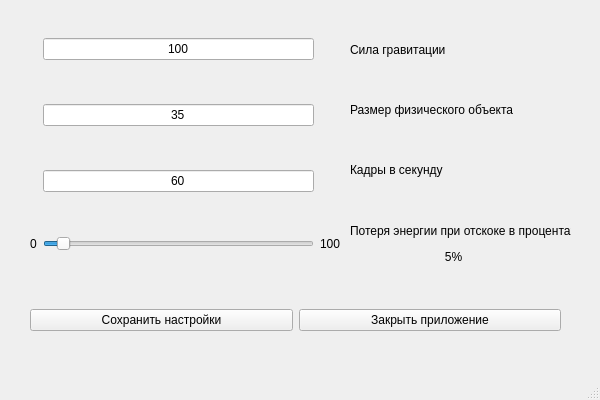
First picture: the form in files/uis/freefallsettings.ui, repository Bekoshka/Physics-Helper, before the edit.
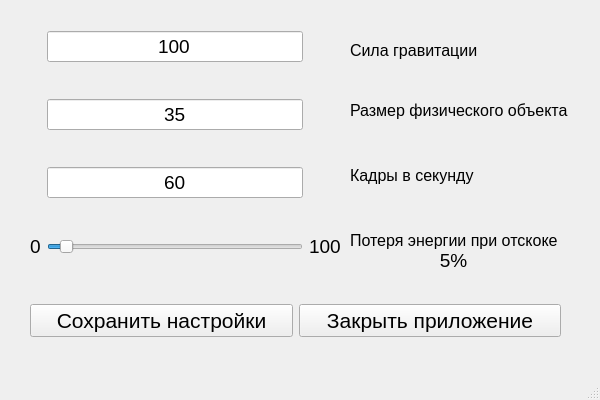
Second picture: the form after the edit.

```diff
--- a/files/uis/freefallsettings.ui
+++ b/files/uis/freefallsettings.ui
@@ -44,6 +44,11 @@
     <layout class="QGridLayout" name="gridLayout">
      <item row="3" column="0">
       <widget class="QLabel" name="label_5">
+       <property name="font">
+        <font>
+         <pointsize>14</pointsize>
+        </font>
+       </property>
        <property name="text">
         <string>0</string>
        </property>
@@ -51,6 +56,11 @@
      </item>
      <item row="3" column="2">
       <widget class="QLabel" name="label_6">
+       <property name="font">
+        <font>
+         <pointsize>14</pointsize>
+        </font>
+       </property>
        <property name="text">
         <string>100</string>
        </property>
@@ -77,6 +87,11 @@
      </item>
      <item row="2" column="1">
       <widget class="QLineEdit" name="tickrateconfig">
+       <property name="font">
+        <font>
+         <pointsize>14</pointsize>
+        </font>
+       </property>
        <property name="text">
         <string>60</string>
        </property>
@@ -87,6 +102,11 @@
      </item>
      <item row="1" column="1">
       <widget class="QLineEdit" name="physobjsizeconfig">
+       <property name="font">
+        <font>
+         <pointsize>14</pointsize>
+        </font>
+       </property>
        <property name="text">
         <string>35</string>
        </property>
@@ -97,6 +117,11 @@
      </item>
      <item row="0" column="1">
       <widget class="QLineEdit" name="gravforceconfig">
+       <property name="font">
+        <font>
+         <pointsize>14</pointsize>
+        </font>
+       </property>
        <property name="text">
         <string>100</string>
        </property>
@@ -113,9 +138,14 @@
       <x>350</x>
       <y>160</y>
       <width>221</width>
-      <height>20</height>
+      <height>31</height>
      </rect>
     </property>
+    <property name="font">
+     <font>
+      <pointsize>12</pointsize>
+     </font>
+    </property>
     <property name="text">
      <string>Кадры в секунду</string>
     </property>
@@ -129,6 +159,11 @@
       <height>20</height>
      </rect>
     </property>
+    <property name="font">
+     <font>
+      <pointsize>12</pointsize>
+     </font>
+    </property>
     <property name="text">
      <string>Размер физического объекта</string>
     </property>
@@ -142,6 +177,11 @@
       <height>20</height>
      </rect>
     </property>
+    <property name="font">
+     <font>
+      <pointsize>12</pointsize>
+     </font>
+    </property>
     <property name="text">
      <string>Сила гравитации</string>
     </property>
@@ -150,13 +190,18 @@
     <property name="geometry">
      <rect>
       <x>350</x>
-      <y>220</y>
+      <y>210</y>
       <width>221</width>
-      <height>22</height>
+      <height>61</height>
      </rect>
     </property>
+    <property name="font">
+     <font>
+      <pointsize>12</pointsize>
+     </font>
+    </property>
     <property name="text">
-     <string>Потеря энергии при отскоке в процентах</string>
+     <string>Потеря энергии при отскоке</string>
     </property>
    </widget>
    <widget class="QLabel" name="percentlabel">
@@ -165,9 +210,14 @@
       <x>430</x>
       <y>250</y>
       <width>47</width>
-      <height>13</height>
+      <height>21</height>
      </rect>
     </property>
+    <property name="font">
+     <font>
+      <pointsize>14</pointsize>
+     </font>
+    </property>
     <property name="text">
      <string>5%</string>
     </property>
@@ -187,6 +237,11 @@
     <layout class="QHBoxLayout" name="horizontalLayout">
      <item>
       <widget class="QPushButton" name="savebutton">
+       <property name="font">
+        <font>
+         <pointsize>16</pointsize>
+        </font>
+       </property>
        <property name="text">
         <string>Сохранить настройки</string>
        </property>
@@ -194,6 +249,11 @@
      </item>
      <item>
       <widget class="QPushButton" name="exitbutton">
+       <property name="font">
+        <font>
+         <pointsize>16</pointsize>
+        </font>
+       </property>
        <property name="text">
         <string>Закрыть приложение</string>
        </property>
```
